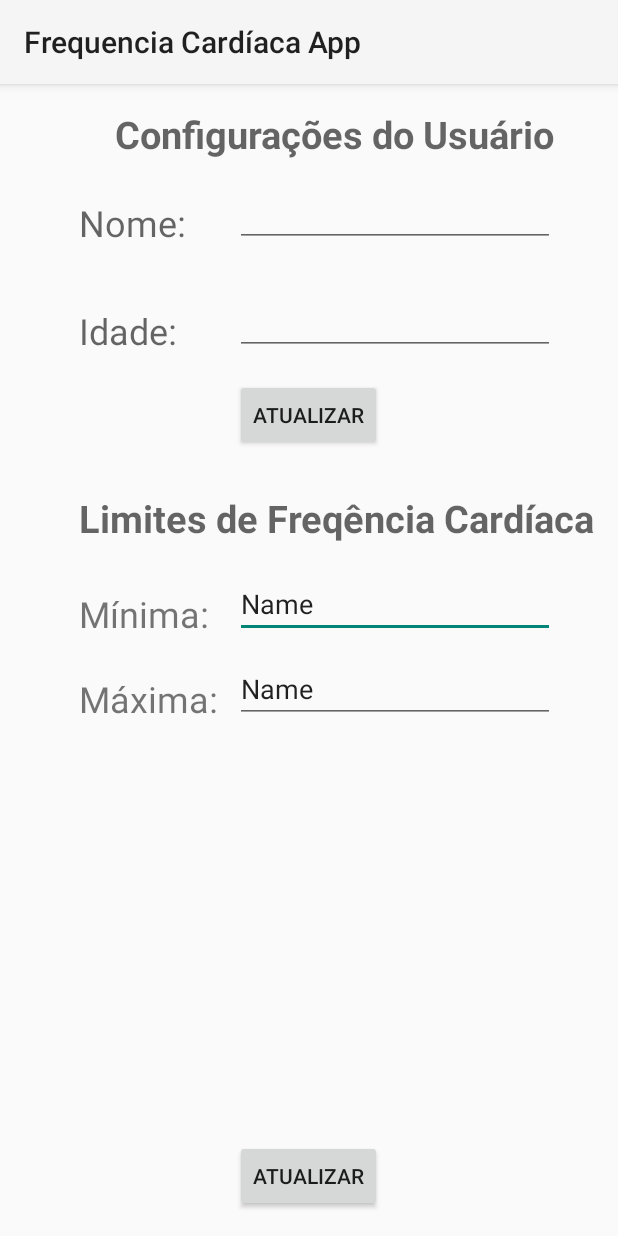
After one commit to Anna-V-Araujo/PPO-Frequencia-Cardiaca, an Android app: the layout usuario_configuracao.xml on its own in the app's theme, with its tools: preview values and no code run, on a phone screen of 412 x 824 dp. The commit adds this screen. Run offline under Robolectric (Android 15) with nearby library versions, the phone set to English and light mode, and no system bars.

Commit message:
Persistência ao fexhar app adicionada e criação da activity de configuração de usuário

```diff
--- a/Android/TesteBluetoothChat/Application/src/main/java/ifpe/garanhuns/ppo/comunicacaoBluetooth/BluetoothChatFragment.java
+++ b/Android/TesteBluetoothChat/Application/src/main/java/ifpe/garanhuns/ppo/comunicacaoBluetooth/BluetoothChatFragment.java
@@ -417,6 +417,7 @@ public class BluetoothChatFragment extends Fragment {
         inflater.inflate(R.menu.bluetooth_chat, menu);
     }
 
+
     @Override
     public boolean onOptionsItemSelected(MenuItem item) {
         switch (item.getItemId()) {
--- a/Android/TesteBluetoothChat/Application/src/main/java/ifpe/garanhuns/ppo/comunicacaoBluetooth/MainActivity.java
+++ b/Android/TesteBluetoothChat/Application/src/main/java/ifpe/garanhuns/ppo/comunicacaoBluetooth/MainActivity.java
@@ -27,6 +27,7 @@ import ifpe.garanhuns.ppo.common.activities.SampleActivityBase;
 import ifpe.garanhuns.ppo.common.logger.Log;
 import ifpe.garanhuns.ppo.common.logger.LogWrapper;
 import ifpe.garanhuns.ppo.common.logger.MessageOnlyLogFilter;
+import ifpe.garanhuns.ppo.persistencia.HistoricoRecente;
 
 /**
  * A simple launcher activity containing a summary sample description, sample log and a custom
@@ -53,6 +54,32 @@ public class MainActivity extends SampleActivityBase {
             transaction.replace(R.id.sample_content_fragment, fragment);
             transaction.commit();
         }
+    }
+
+
+    //Override segundo https://developer.android.com/reference/android/app/Activity.html
+    @Override
+    protected void onDestroy() {
+        super.onDestroy();
+        HistoricoRecente.getInstance().adicionarNaMemoriaInterna();
+    }
+
+    @Override
+    protected void onPause() {
+        super.onPause();
+        HistoricoRecente.getInstance().adicionarNaMemoriaInterna();
+    }
+
+    @Override
+    protected void onResume() {
+        super.onResume();
+        HistoricoRecente.getInstance().adicionarNaMemoriaInterna();
+    }
+
+    @Override
+    protected void onStop() {
+        super.onStop();
+        HistoricoRecente.getInstance().adicionarNaMemoriaInterna();
     }
 
     @Override
--- a/Android/TesteBluetoothChat/Application/src/main/java/ifpe/garanhuns/ppo/negocio/Usuario.java
+++ b/Android/TesteBluetoothChat/Application/src/main/java/ifpe/garanhuns/ppo/negocio/Usuario.java
@@ -17,8 +17,13 @@ public class Usuario {
     }
 
     public void determinafequencias(){
-        freqMaxima = (int) ((200 - idade) * 0.7);
-        freqMinima = (int) ((200 - idade) * 0.6);
+        if(idade > 0) {
+            freqMaxima = (int) ((200 - idade) * 0.7);
+            freqMinima = (int) ((200 - idade) * 0.6);
+        } else{
+            freqMaxima = 0;
+            freqMinima = 0;
+        }
     }
 
     public boolean verificarAdequacaoFrequencia (int frequencia){
@@ -29,4 +34,19 @@ public class Usuario {
         }
     }
 
+    public int getFreqMaxima() {
+        return freqMaxima;
+    }
+
+    public void setFreqMaxima(int freqMaxima) {
+        this.freqMaxima = freqMaxima;
+    }
+
+    public int getFreqMinima() {
+        return freqMinima;
+    }
+
+    public void setFreqMinima(int freqMinima) {
+        this.freqMinima = freqMinima;
+    }
 }
--- /dev/null
+++ b/Android/TesteBluetoothChat/Application/src/main/java/ifpe/garanhuns/ppo/negocio/UsuarioConfiguracaoActivity.java
@@ -0,0 +1,15 @@
+package ifpe.garanhuns.ppo.negocio;
+
+import android.support.v7.app.AppCompatActivity;
+import android.os.Bundle;
+
+import com.example.android.bluetoothchat.R;
+
+public class UsuarioConfiguracaoActivity extends AppCompatActivity {
+
+    @Override
+    protected void onCreate(Bundle savedInstanceState) {
+        super.onCreate(savedInstanceState);
+        setContentView(R.layout.usuario_configuracao);
+    }
+}
--- /dev/null
+++ b/Android/TesteBluetoothChat/Application/src/main/res/layout/usuario_configuracao.xml
@@ -0,0 +1,148 @@
+<?xml version="1.0" encoding="utf-8"?>
+<RelativeLayout xmlns:android="http://schemas.android.com/apk/res/android"
+    xmlns:tools="http://schemas.android.com/tools"
+    android:id="@+id/usuario_configuracao"
+    android:layout_width="match_parent"
+    android:layout_height="match_parent"
+    android:paddingBottom="@dimen/activity_vertical_margin"
+    android:paddingLeft="@dimen/activity_horizontal_margin"
+    android:paddingRight="@dimen/activity_horizontal_margin"
+    android:paddingTop="@dimen/activity_vertical_margin"
+    tools:context="ifpe.garanhuns.ppo.negocio.UsuarioConfiguracaoActivity">
+
+    <TextView
+        android:text="Idade:"
+        android:layout_width="wrap_content"
+        android:layout_height="wrap_content"
+        android:id="@+id/usuario_idade"
+        android:textAppearance="@style/TextAppearance.AppCompat.Display1"
+        android:fontFamily="sans-serif"
+        android:typeface="sans"
+        android:textSize="24sp"
+        android:layout_marginTop="39dp"
+        android:layout_below="@+id/usuario_nome"
+        android:layout_alignLeft="@+id/usuario_nome"
+        android:layout_alignStart="@+id/usuario_nome" />
+
+    <Button
+        android:text="Atualizar"
+        android:layout_width="wrap_content"
+        android:layout_height="wrap_content"
+        android:id="@+id/button_atualiza_nome_idade"
+        android:layout_below="@+id/usuario_idade_edit"
+        android:layout_centerHorizontal="true"
+        android:layout_marginTop="16dp" />
+
+    <TextView
+        android:text="Configurações do Usuário"
+        android:layout_width="wrap_content"
+        android:layout_height="wrap_content"
+        android:id="@+id/usuario_config"
+        android:textAppearance="@style/TextAppearance.AppCompat.Display1"
+        android:textSize="25sp"
+        android:textStyle="normal|bold"
+        android:layout_alignParentTop="true"
+        android:layout_alignRight="@+id/usuario_nome_edit"
+        android:layout_alignEnd="@+id/usuario_nome_edit" />
+
+    <TextView
+        android:text="Mínima:"
+        android:layout_width="wrap_content"
+        android:layout_height="wrap_content"
+        android:id="@+id/usuario_freqMinima"
+        android:textSize="24sp"
+        android:layout_below="@+id/usuario_frequencias"
+        android:layout_alignLeft="@+id/usuario_frequencias"
+        android:layout_alignStart="@+id/usuario_frequencias"
+        android:layout_marginTop="30dp" />
+
+    <TextView
+        android:text="Máxima:"
+        android:layout_width="wrap_content"
+        android:layout_height="wrap_content"
+        android:id="@+id/usuario_freqMaxima"
+        android:textSize="24sp"
+        android:layout_below="@+id/usuario_freqMinima"
+        android:layout_alignLeft="@+id/usuario_freqMinima"
+        android:layout_alignStart="@+id/usuario_freqMinima"
+        android:layout_marginTop="24dp" />
+
+    <EditText
+        android:layout_width="wrap_content"
+        android:layout_height="wrap_content"
+        android:inputType="textPersonName|number"
+        android:text="Name"
+        android:ems="10"
+        android:layout_above="@+id/usuario_freqMaxima"
+        android:layout_alignLeft="@+id/usuario_idade_edit"
+        android:layout_alignStart="@+id/usuario_idade_edit"
+        android:id="@+id/usuario_freqMinima_edit" />
+
+    <Button
+        android:text="Atualizar"
+        android:layout_width="wrap_content"
+        android:layout_height="wrap_content"
+        android:layout_alignParentBottom="true"
+        android:layout_centerHorizontal="true"
+        android:id="@+id/button_atualiza_frequencia" />
+
+    <TextView
+        android:text="Limites de Freqência Cardíaca"
+        android:layout_width="wrap_content"
+        android:layout_height="wrap_content"
+        android:layout_marginTop="27dp"
+        android:id="@+id/usuario_frequencias"
+        android:textAppearance="@style/TextAppearance.AppCompat.Display1"
+        android:textSize="25sp"
+        android:textAlignment="center"
+        android:textStyle="normal|bold"
+        android:layout_below="@+id/button_atualiza_nome_idade"
+        android:layout_alignParentRight="true"
+        android:layout_alignParentEnd="true" />
+
+    <TextView
+        android:text="Nome:"
+        android:layout_width="wrap_content"
+        android:layout_height="wrap_content"
+        android:id="@+id/usuario_nome"
+        android:textAppearance="@style/TextAppearance.AppCompat.Display1"
+        android:fontFamily="sans-serif"
+        android:typeface="sans"
+        android:textSize="24sp"
+        android:layout_marginTop="25dp"
+        android:layout_below="@+id/usuario_config"
+        android:layout_alignLeft="@+id/usuario_frequencias"
+        android:layout_alignStart="@+id/usuario_frequencias" />
+
+    <EditText
+        android:layout_width="wrap_content"
+        android:layout_height="wrap_content"
+        android:inputType="textPersonName|number"
+        android:text="Name"
+        android:ems="10"
+        android:id="@+id/usuario_freqMaxima_edit"
+        android:layout_alignBottom="@+id/usuario_freqMaxima"
+        android:layout_alignLeft="@+id/usuario_freqMinima_edit"
+        android:layout_alignStart="@+id/usuario_freqMinima_edit" />
+
+    <EditText
+        android:layout_width="wrap_content"
+        android:layout_height="wrap_content"
+        android:inputType="textPersonName"
+        android:ems="10"
+        android:id="@+id/usuario_nome_edit"
+        android:layout_alignBottom="@+id/usuario_nome"
+        android:layout_alignLeft="@+id/button_atualiza_nome_idade"
+        android:layout_alignStart="@+id/button_atualiza_nome_idade" />
+
+    <EditText
+        android:layout_width="wrap_content"
+        android:layout_height="wrap_content"
+        android:inputType="number"
+        android:ems="10"
+        android:id="@+id/usuario_idade_edit"
+        android:layout_alignBottom="@+id/usuario_idade"
+        android:layout_alignLeft="@+id/usuario_nome_edit"
+        android:layout_alignStart="@+id/usuario_nome_edit" />
+
+</RelativeLayout>
--- a/Android/TesteBluetoothChat/Application/src/main/res/menu/bluetooth_chat.xml
+++ b/Android/TesteBluetoothChat/Application/src/main/res/menu/bluetooth_chat.xml
@@ -12,6 +12,7 @@
      WITHOUT WARRANTIES OR CONDITIONS OF ANY KIND, either express or implied.
      See the License for the specific language governing permissions and
      limitations under the License.
+     C:\PPO-Frequencia Cardiaca\Android\TesteBluetoothChat\Application\src\main\res\menu\bluetooth_chat.xml
 -->
 <menu xmlns:app="http://schemas.android.com/apk/res-auto"
     xmlns:android="http://schemas.android.com/apk/res/android">
--- /dev/null
+++ b/Android/TesteBluetoothChat/Application/src/main/res/values-w820dp/dimens.xml
@@ -0,0 +1,6 @@
+<resources>
+    <!-- Example customization of dimensions originally defined in res/values/dimens.xml
+         (such as screen margins) for screens with more than 820dp of available width. This
+         would include 7" and 10" devices in landscape (~960dp and ~1280dp respectively). -->
+    <dimen name="activity_horizontal_margin">64dp</dimen>
+</resources>
--- /dev/null
+++ b/Android/TesteBluetoothChat/Application/src/main/res/values/dimens.xml
@@ -0,0 +1,5 @@
+<resources>
+    <!-- Default screen margins, per the Android Design guidelines. -->
+    <dimen name="activity_horizontal_margin">16dp</dimen>
+    <dimen name="activity_vertical_margin">16dp</dimen>
+</resources>
--- a/Android/TesteBluetoothChat/Application/src/main/res/values/strings.xml
+++ b/Android/TesteBluetoothChat/Application/src/main/res/values/strings.xml
@@ -1,5 +1,4 @@
-<?xml version="1.0" encoding="utf-8"?>
-<!-- Copyright (C) 2014 The Android Open Source Project
+<?xml version="1.0" encoding="utf-8"?><!-- Copyright (C) 2014 The Android Open Source Project
 
      Licensed under the Apache License, Version 2.0 (the "License");
      you may not use this file except in compliance with the License.
```
Also changed, not shown: Android/TesteBluetoothChat/Application/src/main/AndroidManifest.xml (+9 -13 lines).
